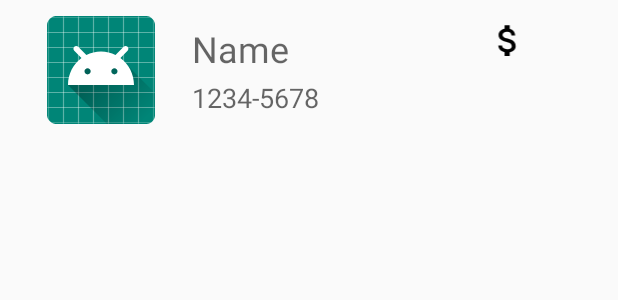
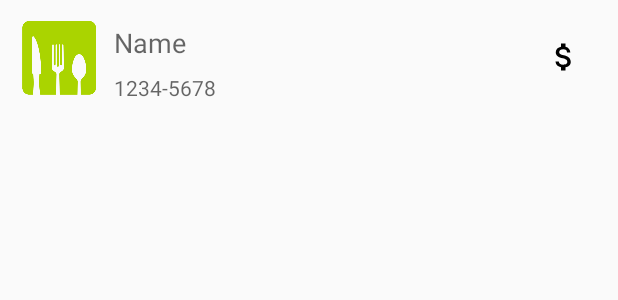
Before and after one commit to Shukq/Project1-Tec, an Android app: the layout recycle_row.xml on its own in the app's theme, with its tools: preview values and no code run, on a phone screen of 412 x 824 dp. Shown: the top 300 px of the screen. Run offline under Robolectric (Android 15) with nearby library versions, the phone set to English and light mode, and no system bars.

Commit message:
Recycler view listo

```diff
--- a/app/src/main/java/com/example/project1/Restaurant.java
+++ b/app/src/main/java/com/example/project1/Restaurant.java
@@ -7,6 +7,9 @@ public class Restaurant {
     private int coordX;
     private int coordY;
     private String adress;
+    private int id;
+    private int[] rating;
+    private String[] images;
 
 
     public Restaurant(String name, int number) {
--- a/app/src/main/res/layout/recycle_row.xml
+++ b/app/src/main/res/layout/recycle_row.xml
@@ -8,60 +8,47 @@
 
     <ImageView
             android:id="@+id/img_logo_rest"
-            android:layout_width="72dp"
-            android:layout_height="77dp"
+            android:layout_width="60dp"
+            android:layout_height="60dp"
             android:layout_marginStart="8dp"
             android:layout_marginTop="8dp"
-            android:layout_marginEnd="8dp"
             android:layout_marginBottom="8dp"
             app:layout_constraintBottom_toBottomOf="parent"
-            app:layout_constraintEnd_toEndOf="parent"
-            app:layout_constraintHorizontal_bias="0.071"
             app:layout_constraintStart_toStartOf="parent"
             app:layout_constraintTop_toTopOf="parent"
             app:layout_constraintVertical_bias="0.0"
-            app:srcCompat="@mipmap/ic_launcher"/>
+            app:srcCompat="@drawable/logo_res"/>
 
     <TextView
             android:id="@+id/txt_name_rest"
             android:layout_width="wrap_content"
             android:layout_height="wrap_content"
-            android:layout_marginStart="128dp"
             android:layout_marginTop="16dp"
-            android:layout_marginEnd="8dp"
             android:layout_marginBottom="8dp"
             android:hint="Name"
-            android:textSize="24sp"
+            android:textSize="18sp"
             app:layout_constraintBottom_toBottomOf="parent"
-            app:layout_constraintEnd_toEndOf="parent"
-            app:layout_constraintHorizontal_bias="0.0"
-            app:layout_constraintStart_toStartOf="parent"
             app:layout_constraintTop_toTopOf="parent"
-            app:layout_constraintVertical_bias="0.0"/>
+            app:layout_constraintVertical_bias="0.0" app:layout_constraintStart_toEndOf="@+id/img_logo_rest"
+            android:layout_marginStart="8dp"/>
 
     <TextView
             android:id="@+id/txt_number_rest"
-            android:layout_width="95dp"
-            android:layout_height="28dp"
-            android:layout_marginStart="128dp"
-            android:layout_marginTop="52dp"
-            android:layout_marginEnd="8dp"
+            android:layout_width="wrap_content"
+            android:layout_height="wrap_content"
             android:layout_marginBottom="8dp"
             android:hint="1234-5678"
-            android:textSize="18sp"
+            android:textSize="14sp"
             app:layout_constraintBottom_toBottomOf="parent"
-            app:layout_constraintEnd_toEndOf="parent"
-            app:layout_constraintHorizontal_bias="0.0"
-            app:layout_constraintStart_toStartOf="parent"
-            app:layout_constraintTop_toTopOf="parent"
-            app:layout_constraintVertical_bias="0.12"/>
+            app:layout_constraintStart_toEndOf="@+id/img_logo_rest"
+            android:layout_marginStart="8dp" android:layout_marginTop="8dp"
+            app:layout_constraintTop_toBottomOf="@+id/txt_name_rest"/>
     <ImageView
-            android:layout_width="36dp"
-            android:layout_height="27dp" app:srcCompat="@drawable/ic_attach_money_black_24dp"
+            android:layout_width="wrap_content"
+            android:layout_height="wrap_content" app:srcCompat="@drawable/ic_attach_money_black_24dp"
             android:id="@+id/img_cost_rest" android:layout_marginTop="8dp"
             app:layout_constraintTop_toTopOf="parent" android:layout_marginBottom="8dp"
             app:layout_constraintBottom_toBottomOf="parent" app:layout_constraintEnd_toEndOf="parent"
-            android:layout_marginEnd="8dp" app:layout_constraintStart_toStartOf="parent"
-            android:layout_marginStart="8dp" app:layout_constraintHorizontal_bias="0.869"
-            app:layout_constraintVertical_bias="0.111"/>
+            android:layout_marginEnd="24dp"
+    />
 </android.support.constraint.ConstraintLayout>
--- a/app/src/main/res/layout/tab_list_fragment.xml
+++ b/app/src/main/res/layout/tab_list_fragment.xml
@@ -4,7 +4,7 @@
                                              android:layout_height="match_parent">
 
     <android.support.v7.widget.RecyclerView
-            android:id="@+id/my_recycler_view"
+            android:id="@+id/list"
             android:scrollbars="vertical"
             android:layout_width="match_parent"
             android:layout_height="match_parent"/>
```
Also changed, not shown: app/src/main/java/com/example/project1/ListFragment.java (+7 -1 lines), app/src/main/res/layout/content_home2.xml (+9 -6 lines).
